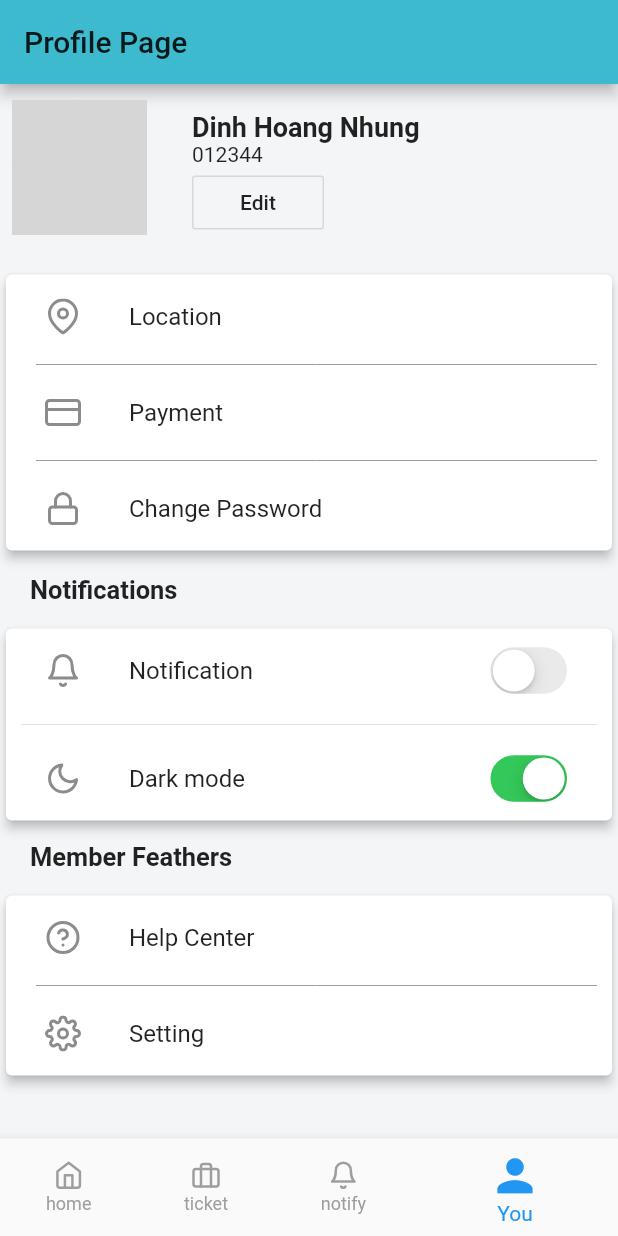
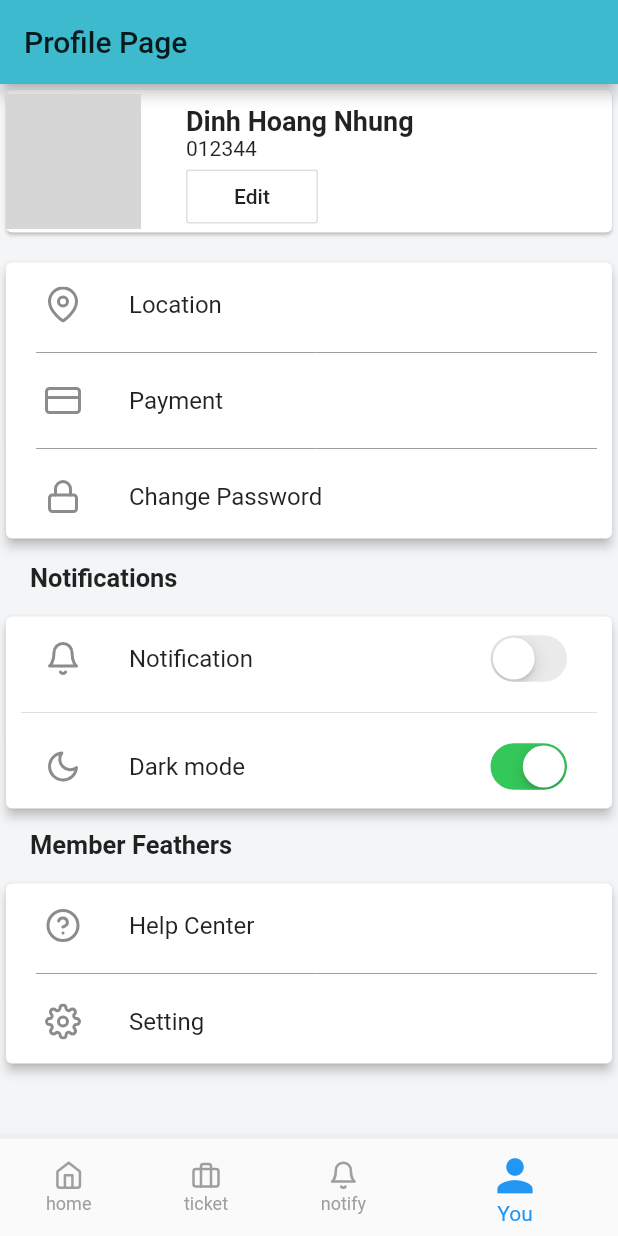
Before and after one commit to thuongphuc97/client-nongtraixanh-v2, a Flutter app: the screen it shows after launch, item 4 of the bottom bar chosen, on a phone screen of 412 x 824 dp. Run offline on Flutter 3.47's test engine with Material 2 defaults, Android fonts, the phone set to English and light mode, and no system bars; our stand-ins replace carousel_pro, flutter_icons, font_awesome_flutter, shared_preferences; network calls fail; grey boxes are pictures that could not be loaded.

```diff
--- a/lib/UI/pages/profile_page.dart
+++ b/lib/UI/pages/profile_page.dart
@@ -23,9 +23,7 @@ class _ProfilePageState extends State<ProfilePage> {
           child: Column(
             crossAxisAlignment: CrossAxisAlignment.start,
             children: <Widget>[
-              Padding(
-                padding: const EdgeInsets.all(8.0),
-                child: Center(
+              Card(
                 child: Row(
                 children: <Widget>[
                   CircleAvatar(
@@ -52,7 +50,6 @@ class _ProfilePageState extends State<ProfilePage> {
                     ),
                   ),
                 ],
-                  ),
               ),
               ),
               SizedBox(
--- a/pubspec.yaml
+++ b/pubspec.yaml
@@ -28,6 +28,7 @@ dependencies:
   shared_preferences: ^0.5.6+2
   carousel_pro: ^1.0.0
   http: any
+  fw_ticket: any
 
 dev_dependencies:
   flutter_test:
```
Also changed, not shown: pubspec.lock, 2 other files. Lines whose indentation alone changed are shown as unchanged.
